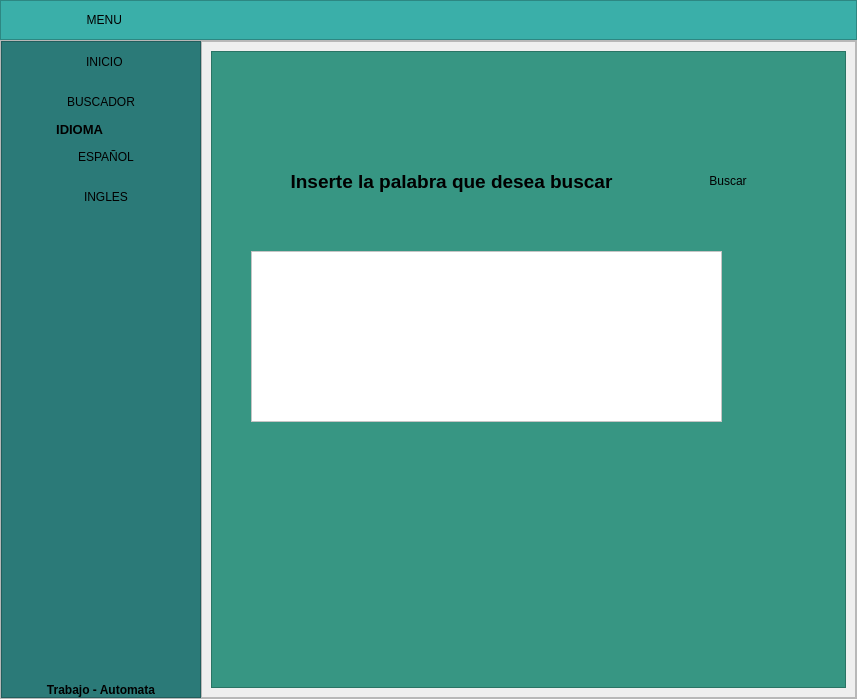
This is ui_files/AutomataPrototipo.ui in AndresAntequera/ProyectoAutomata as Qt 5 draws it before an edit. The edited form follows.
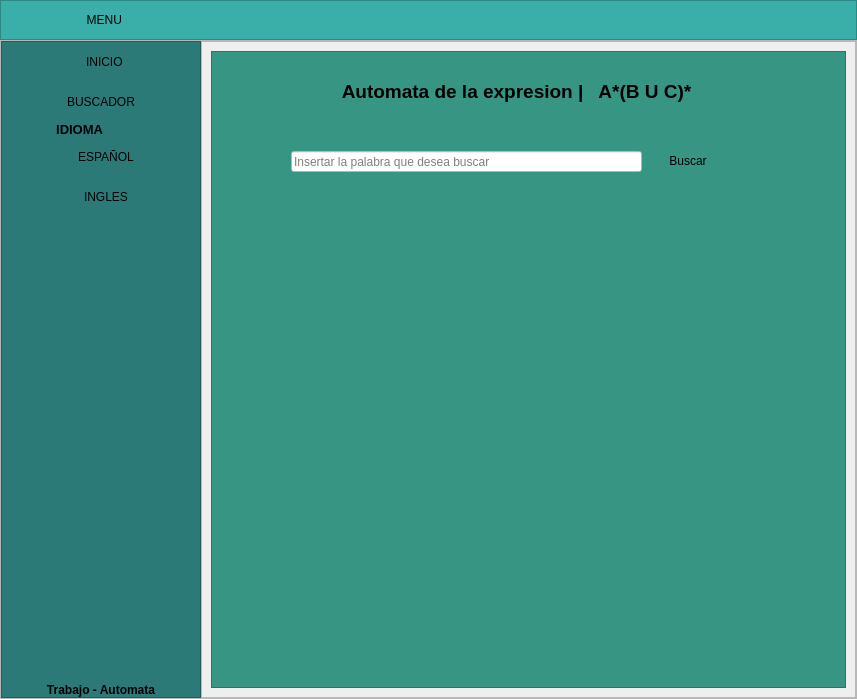
This is the edited form. The open tabs and pages were chosen to show the change. Icons and pictures are not drawn.

Diff of the .ui file:
```diff
--- a/ui_files/AutomataPrototipo.ui
+++ b/ui_files/AutomataPrototipo.ui
@@ -545,8 +545,8 @@
                 <widget class="QPushButton" name="pushButton_2">
                  <property name="geometry">
                   <rect>
-                   <x>480</x>
-                   <y>110</y>
+                   <x>440</x>
+                   <y>90</y>
                    <width>74</width>
                    <height>40</height>
                   </rect>
@@ -585,9 +585,9 @@
                 <widget class="QLabel" name="Etiqueta">
                  <property name="geometry">
                   <rect>
-                   <x>10</x>
-                   <y>100</y>
-                   <width>461</width>
+                   <x>60</x>
+                   <y>10</y>
+                   <width>491</width>
                    <height>61</height>
                   </rect>
                  </property>
@@ -609,24 +609,43 @@
 </string>
                  </property>
                  <property name="text">
-                  <string>Inserte la palabra que desea buscar</string>
+                  <string>Automata de la expresion |   A*(B U C)*</string>
                  </property>
                  <property name="alignment">
                   <set>Qt::AlignCenter</set>
                  </property>
                 </widget>
-                <widget class="QTextBrowser" name="textBrowser">
+                <widget class="QLabel" name="RespuestAN">
                  <property name="geometry">
                   <rect>
-                   <x>40</x>
-                   <y>200</y>
-                   <width>471</width>
-                   <height>171</height>
+                   <x>80</x>
+                   <y>136</y>
+                   <width>351</width>
+                   <height>20</height>
+                  </rect>
+                 </property>
+                 <property name="text">
+                  <string/>
+                 </property>
+                 <property name="alignment">
+                  <set>Qt::AlignCenter</set>
+                 </property>
+                </widget>
+                <widget class="QLineEdit" name="BuscarPalabra">
+                 <property name="geometry">
+                  <rect>
+                   <x>80</x>
+                   <y>100</y>
+                   <width>351</width>
+                   <height>21</height>
                   </rect>
                  </property>
                  <property name="styleSheet">
                   <string notr="true">background-color: rgb(255, 255, 255);</string>
                  </property>
+                 <property name="placeholderText">
+                  <string>Insertar la palabra que desea buscar</string>
+                 </property>
                 </widget>
                </widget>
               </item>
```
Left out of the diff: 10 changed lines with no effect on the pictures.
